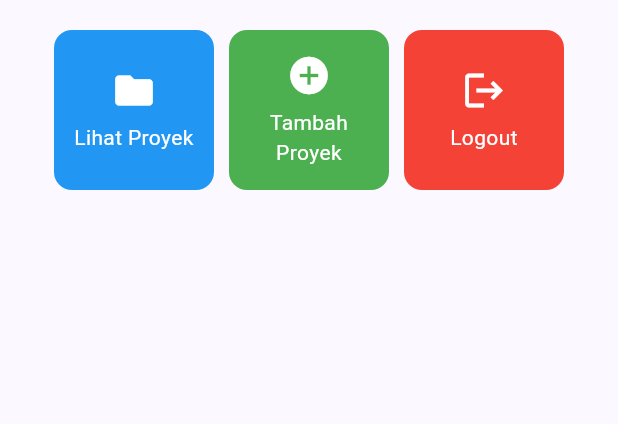
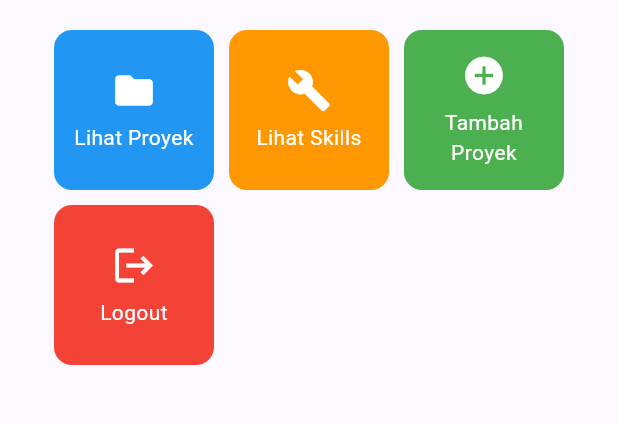
Before and after one commit to fikrioktos/myportofolio_mobile, a Flutter app: the screen it shows after launch, on a phone screen of 412 x 824 dp, the part 357-781 px from its top. Run offline on Flutter 3.47's test engine with Material 3 defaults, Android fonts, the phone set to English and light mode, and no system bars.

Commit message:
feat(menu): tambah tombol Lihat Skills dan docstring pada semua widget kustom

```diff
--- a/lib/menu.dart
+++ b/lib/menu.dart
@@ -1,5 +1,10 @@
 import 'package:flutter/material.dart';
 
+/// Model data untuk satu tombol aksi di halaman menu utama.
+///
+/// Menyimpan nama tombol (ditampilkan di kartu dan di pesan SnackBar),
+/// ikon Material yang relevan, serta warna latar khusus kartunya —
+/// sehingga pewarnaan tiap tombol tidak butuh logika percabangan.
 class ItemHomepage {
   final String name;
   final IconData icon;
@@ -8,6 +13,11 @@ class ItemHomepage {
   ItemHomepage(this.name, this.icon, this.color);
 }
 
+/// Halaman menu utama aplikasi portofolio.
+///
+/// StatelessWidget karena seluruh tampilannya murni fungsi dari data
+/// konstanta miliknya (NPM, nama, kelas, dan daftar tombol) — tidak ada
+/// state internal yang berubah sepanjang hidup halaman ini.
 class MyHomePage extends StatelessWidget {
   MyHomePage({super.key});
 
@@ -17,6 +27,7 @@ class MyHomePage extends StatelessWidget {
 
   final List<ItemHomepage> items = [
     ItemHomepage("Lihat Proyek", Icons.folder, Colors.blue),
+    ItemHomepage("Lihat Skills", Icons.build, Colors.orange),
     ItemHomepage("Tambah Proyek", Icons.add_circle, Colors.green),
     ItemHomepage("Logout", Icons.logout, Colors.red),
   ];
@@ -92,6 +103,10 @@ class MyHomePage extends StatelessWidget {
   }
 }
 
+/// Kartu informasi identitas pemilik portofolio (NPM, nama, atau kelas).
+///
+/// Menampilkan pasangan [title]–[content] secara vertikal dengan lebar
+/// yang menyesuaikan sepertiga layar agar tiga kartu muat sejajar.
 class InfoCard extends StatelessWidget {
   // Kartu informasi yang menampilkan judul (title) dan isi (content).
   final String title;
@@ -124,6 +139,11 @@ class InfoCard extends StatelessWidget {
   }
 }
 
+/// Tombol aksi berbentuk kartu berwarna untuk menu portofolio.
+///
+/// Seluruh permukaan kartu bisa ditekan ([InkWell] dengan efek ripple di
+/// atas warna [ItemHomepage.color]); menekannya menampilkan SnackBar yang
+/// menyebut nama tombol yang ditekan.
 class ItemCard extends StatelessWidget {
   final ItemHomepage item;
 
```
